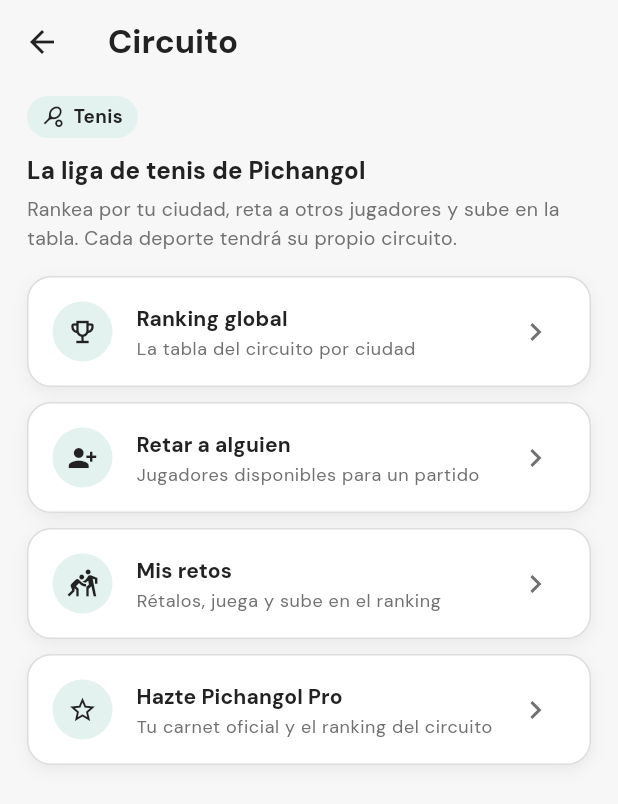
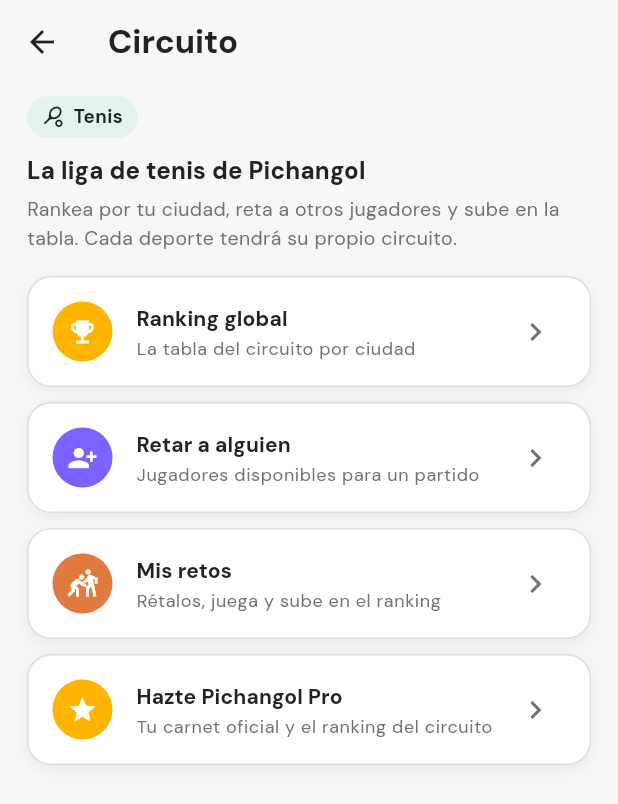
Before and after one commit to dcalagua/canchas-app-lima, a Flutter app: the CircuitoScreen screen opened directly, on a phone screen of 412 x 824 dp. Shown: the top 804 px of the screen. Run offline on Flutter 3.47's test engine with Material 3 defaults, Android fonts, the phone set to English and light mode, and no system bars; our stand-ins replace audioplayers, firebase_core, firebase_messaging, font_awesome_flutter, geocoding, geolocator and 8 more; missing offline and left inert: record; accounts and stored records are empty.

Commit message:
UI: iconos con circulo de color + icono blanco (estilo selector de deporte)
Unifica el look de los iconos de menu al mismo estilo vivo del selector de
cancha/deporte (circulo relleno de color + icono blanco), cada acceso con
su color para distinguirlo:
- Circuito: Ranking (dorado), Retar (morado), Mis retos (naranja), Pro (dorado).
- Perfil: Academias (teal), Circuito (dorado), Mi billetera (verde), Ajustes (gris).
- theme: nuevos acentos `naranja` y `morado`.

Co-Authored-By: Claude Opus 4.8 (1M context) <noreply@anthropic.com>
Claude-Session: https://claude.ai/code/session_017fg7ijXuZRX6jvFjZELf83

```diff
--- a/lib/screens/circuito_screen.dart
+++ b/lib/screens/circuito_screen.dart
@@ -60,7 +60,8 @@ class CircuitoScreen extends StatelessWidget {
               const SizedBox(height: 16),
 
               _CircuitoTile(
-                icon: Icons.emoji_events_outlined,
+                icon: Icons.emoji_events,
+                color: amarillo,
                 title: 'Ranking global',
                 subtitle: 'La tabla del circuito por ciudad',
                 onTap: () => Navigator.of(context).push(MaterialPageRoute(
@@ -68,6 +69,7 @@ class CircuitoScreen extends StatelessWidget {
               ),
               _CircuitoTile(
                 icon: Icons.person_add_alt_1,
+                color: morado,
                 title: 'Retar a alguien',
                 subtitle: 'Jugadores disponibles para un partido',
                 onTap: () => Navigator.of(context).push(MaterialPageRoute(
@@ -75,6 +77,7 @@ class CircuitoScreen extends StatelessWidget {
               ),
               _CircuitoTile(
                 icon: Icons.sports_kabaddi,
+                color: naranja,
                 title: 'Mis retos',
                 subtitle: 'Rétalos, juega y sube en el ranking',
                 badge: appState.retosPendientes,
@@ -86,7 +89,8 @@ class CircuitoScreen extends StatelessWidget {
               _CircuitoTile(
                 icon: appState.proActivo
                     ? Icons.workspace_premium
-                    : Icons.star_border,
+                    : Icons.star,
+                color: amarillo,
                 title: appState.proActivo
                     ? 'Pichangol Pro ✓'
                     : 'Hazte Pichangol Pro',
@@ -108,6 +112,7 @@ class CircuitoScreen extends StatelessWidget {
 class _CircuitoTile extends StatelessWidget {
   const _CircuitoTile({
     required this.icon,
+    required this.color,
     required this.title,
     required this.subtitle,
     required this.onTap,
@@ -115,6 +120,7 @@ class _CircuitoTile extends StatelessWidget {
   });
 
   final IconData icon;
+  final Color color;
   final String title;
   final String subtitle;
   final VoidCallback onTap;
@@ -125,8 +131,8 @@ class _CircuitoTile extends StatelessWidget {
     final t = Theme.of(context).textTheme;
     Widget avatar = CircleAvatar(
       radius: 20,
-      backgroundColor: limaSuave,
-      child: Icon(icon, color: bosque, size: 20),
+      backgroundColor: color,
+      child: Icon(icon, color: Colors.white, size: 20),
     );
     if (badge > 0) {
       avatar = Badge.count(
--- a/lib/theme.dart
+++ b/lib/theme.dart
@@ -32,6 +32,8 @@ const Color lima = Color(0xFF128C7E);   // Verde WhatsApp — CTA / acento princ
 const Color sage = Color(0xFF484848);   // charcoal (degradado de headers)
 const Color teal = Color(0xFF008489);   // Babu — acento secundario (teal)
 const Color amarillo = Color(0xFFFFB400); // dorado (calificaciones/energía)
+const Color naranja = Color(0xFFE07A3E);  // naranja balón (acento de íconos)
+const Color morado = Color(0xFF7B61FF);   // violeta (acento de íconos)
 const Color verde = Color(0xFF484848);  // charcoal medio
 const Color verdeProfundo = Color(0xFF333333); // charcoal profundo
 const Color bosque = Color(0xFF222222); // Hof — texto / superficies oscuras
```
Also changed, not shown: lib/screens/perfil_screen.dart (+11 -2 lines).
